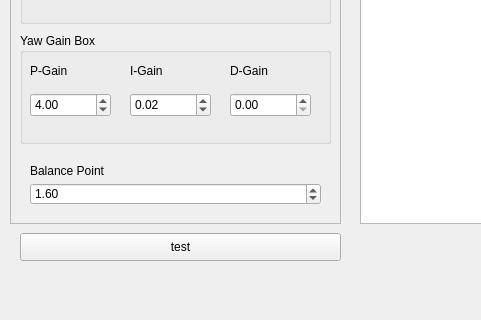
tipih/Drone_updater, file mainwindow.ui: the form before one commit; both pictures show x 0 to 481 and y 394 to 714 of the 981 by 714 pixel window.
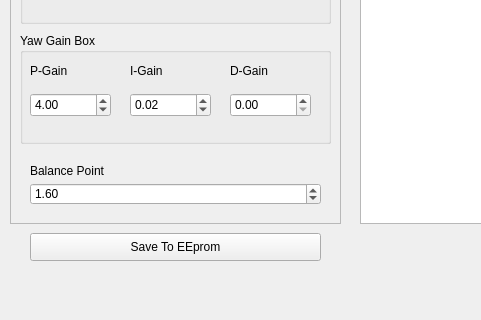
The form after the commit. Custom widgets are drawn as their Qt base class.

```diff
--- a/mainwindow.ui
+++ b/mainwindow.ui
@@ -733,14 +733,14 @@
    <widget class="QPushButton" name="SendTest">
     <property name="geometry">
      <rect>
-      <x>20</x>
+      <x>30</x>
       <y>610</y>
-      <width>321</width>
+      <width>291</width>
       <height>28</height>
      </rect>
     </property>
     <property name="text">
-     <string>test</string>
+     <string>Save To EEprom</string>
     </property>
    </widget>
   </widget>
```
Left out of the diff: 2 changed lines with no effect on the pictures.
